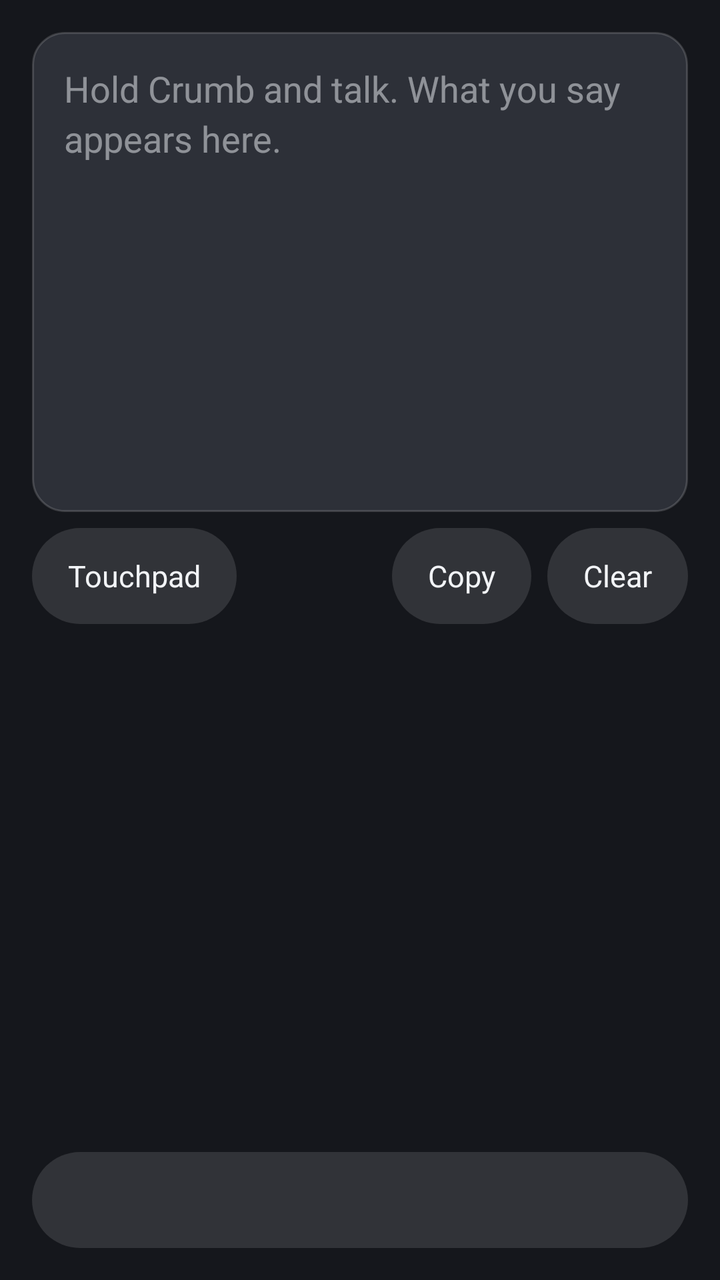
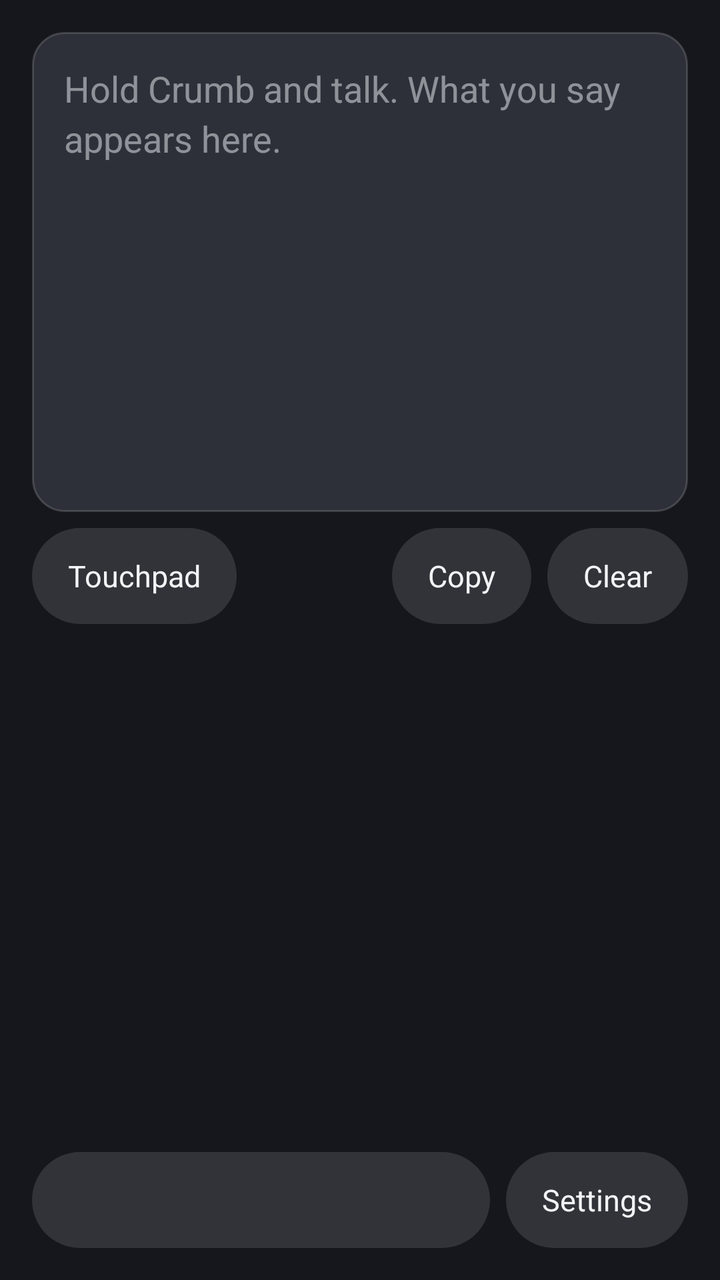

Screens rendered from an Android XML layout before and after an edit, with the pre-edit source and the edit as a unified diff.
<!-- AndroidManifest.xml: activity theme android:Theme.Material.NoActionBar -->
<!-- res/layout/activity_dictation.xml -->
<?xml version="1.0" encoding="utf-8"?>
<FrameLayout xmlns:android="http://schemas.android.com/apk/res/android"
    android:layout_width="match_parent"
    android:layout_height="match_parent"
    android:background="@color/caw_backdrop"
    android:fitsSystemWindows="true">

    <LinearLayout
        android:layout_width="match_parent"
        android:layout_height="match_parent"
        android:orientation="vertical"
        android:padding="16dp">

        <ScrollView
            android:id="@+id/transcript_scroll"
            android:layout_width="match_parent"
            android:layout_height="0dp"
            android:layout_weight="1"
            android:background="@drawable/transcript_background"
            android:fillViewport="true"
            android:padding="16dp">

            <TextView
                android:id="@+id/transcript"
                android:layout_width="match_parent"
                android:layout_height="wrap_content"
                android:hint="@string/dictation_hint"
                android:lineSpacingExtra="4dp"
                android:textColor="@color/caw_text"
                android:textColorHint="#80F2F4F7"
                android:textIsSelectable="true"
                android:textSize="18sp" />
        </ScrollView>

        <LinearLayout
            android:layout_width="match_parent"
            android:layout_height="wrap_content"
            android:layout_marginTop="8dp"
            android:gravity="end"
            android:orientation="horizontal">

            
            <TextView
                android:id="@+id/touchpad"
                style="@style/CawButton"
                android:text="@string/dictation_touchpad" />

            <View
                android:layout_width="0dp"
                android:layout_height="1dp"
                android:layout_weight="1" />

            <TextView
                android:id="@+id/copy"
                style="@style/CawButton"
                android:text="@string/dictation_copy" />

            <TextView
                android:id="@+id/clear"
                style="@style/CawButton"
                android:layout_marginStart="8dp"
                android:text="@string/dictation_clear" />
        </LinearLayout>

        <TextView
            android:id="@+id/status"
            android:layout_width="match_parent"
            android:layout_height="wrap_content"
            android:layout_marginTop="8dp"
            android:drawablePadding="8dp"
            android:ellipsize="end"
            android:fontFamily="sans-serif-medium"
            android:gravity="center"
            android:maxLines="3"
            android:minHeight="48dp"
            android:textColor="@color/caw_text"
            android:textSize="15sp" />

        
        <FrameLayout
            android:id="@+id/crumb_slot"
            android:layout_width="200dp"
            android:layout_height="200dp"
            android:layout_gravity="center_horizontal">

            <ProgressBar
                android:id="@+id/spinner"
                style="?android:attr/progressBarStyleSmall"
                android:layout_width="wrap_content"
                android:layout_height="wrap_content"
                android:layout_gravity="center"
                android:indeterminateTint="@android:color/white"
                android:visibility="gone" />
        </FrameLayout>

        
        <LinearLayout
            android:id="@+id/remote_keys"
            android:layout_width="wrap_content"
            android:layout_height="wrap_content"
            android:layout_gravity="center_horizontal"
            android:layout_marginTop="8dp"
            android:orientation="horizontal"
            android:visibility="gone">

            <TextView
                android:id="@+id/remote_backspace"
                style="@style/CawButton"
                android:text="@string/backspace_button" />

            <TextView
                android:id="@+id/remote_enter"
                style="@style/CawButton"
                android:layout_marginStart="8dp"
                android:text="@string/enter_button" />
        </LinearLayout>

        
        <TextView
            android:id="@+id/computer_row"
            style="@style/CawButton"
            android:layout_width="match_parent"
            android:layout_marginTop="8dp" />
    </LinearLayout>
</FrameLayout>
<!-- resources referenced by this layout -->
<resources>
  <color name="caw_backdrop">#15171C</color>
  <color name="caw_text">#F2F4F7</color>
  <!-- drawable transcript_background (drawable) -->
  <?xml version="1.0" encoding="utf-8"?>
  <shape xmlns:android="http://schemas.android.com/apk/res/android" android:shape="rectangle">
      <solid android:color="@color/caw_disc" />
      <stroke android:width="1dp" android:color="@color/caw_pill_border" />
      <corners android:radius="16dp" />
  </shape>
  <string name="backspace_button">Backspace</string>
  <string name="dictation_clear">Clear</string>
  <string name="dictation_copy">Copy</string>
  <string name="dictation_hint">Hold Crumb and talk. What you say appears here.</string>
  <string name="dictation_touchpad">Touchpad</string>
  <string name="enter_button">Enter</string>
  <style name="CawButton">
          <item name="android:layout_width">wrap_content</item>
          <item name="android:layout_height">wrap_content</item>
          <item name="android:background">@drawable/keyboard_button</item>
          <item name="android:gravity">center</item>
          <item name="android:minHeight">48dp</item>
          <item name="android:paddingStart">18dp</item>
          <item name="android:paddingEnd">18dp</item>
          <item name="android:textColor">@color/caw_text</item>
          <item name="android:textSize">15sp</item>
          <item name="android:clickable">true</item>
          <item name="android:focusable">true</item>
      </style>
  <color name="caw_disc">#2D3038</color>
  <color name="caw_pill_border">#29FFFFFF</color>
  <!-- drawable keyboard_button (drawable) -->
  <?xml version="1.0" encoding="utf-8"?>
  <ripple xmlns:android="http://schemas.android.com/apk/res/android" android:color="#33FFFFFF">
      <item>
          <shape android:shape="rectangle">
              <solid android:color="#1FFFFFFF" />
              <corners android:radius="999dp" />
          </shape>
      </item>
  </ripple>
</resources>

<!-- the commit's change to res/layout/activity_dictation.xml (unified diff, before → after) -->
@@ -115,11 +115,25 @@
                 android:text="@string/enter_button" />
         </LinearLayout>
 
-        
-        <TextView
-            android:id="@+id/computer_row"
-            style="@style/CawButton"
+        <LinearLayout
             android:layout_width="match_parent"
-            android:layout_marginTop="8dp" />
+            android:layout_height="wrap_content"
+            android:layout_marginTop="8dp"
+            android:orientation="horizontal">
+
+            
+            <TextView
+                android:id="@+id/computer_row"
+                style="@style/CawButton"
+                android:layout_width="0dp"
+                android:layout_weight="1" />
+
+            
+            <TextView
+                android:id="@+id/settings"
+                style="@style/CawButton"
+                android:layout_marginStart="8dp"
+                android:text="@string/dictation_settings" />
+        </LinearLayout>
     </LinearLayout>
 </FrameLayout>
<!-- resource entries referenced after the edit -->
@@ -13,6 +13,7 @@
   <string name="dictation_clear">Clear</string>
   <string name="dictation_copy">Copy</string>
   <string name="dictation_hint">Hold Crumb and talk. What you say appears here.</string>
+  <string name="dictation_settings">Settings</string>
   <string name="dictation_touchpad">Touchpad</string>
   <string name="enter_button">Enter</string>
   <style name="CawButton">
